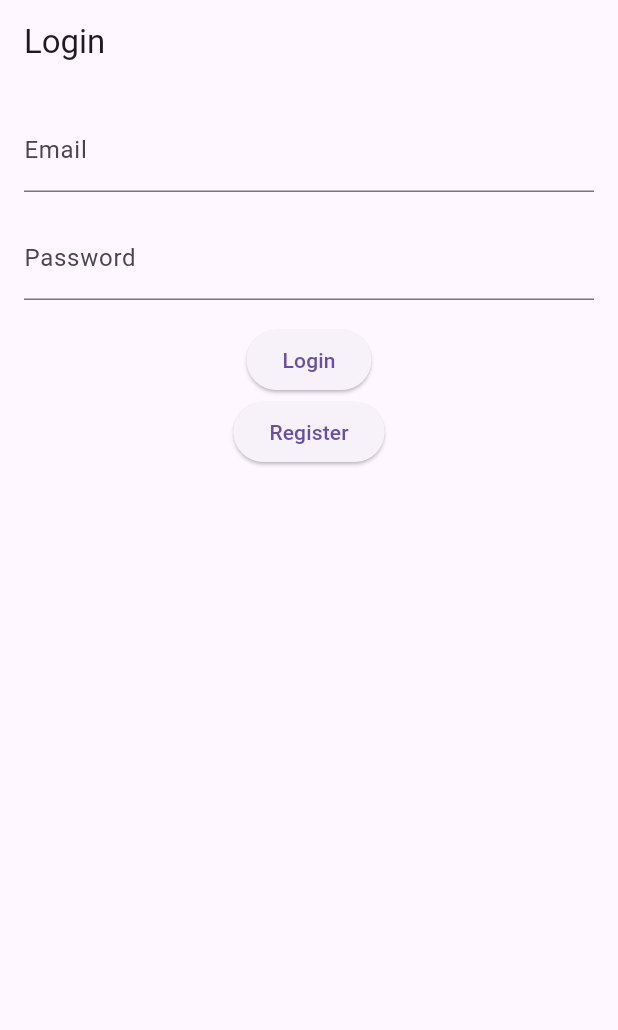
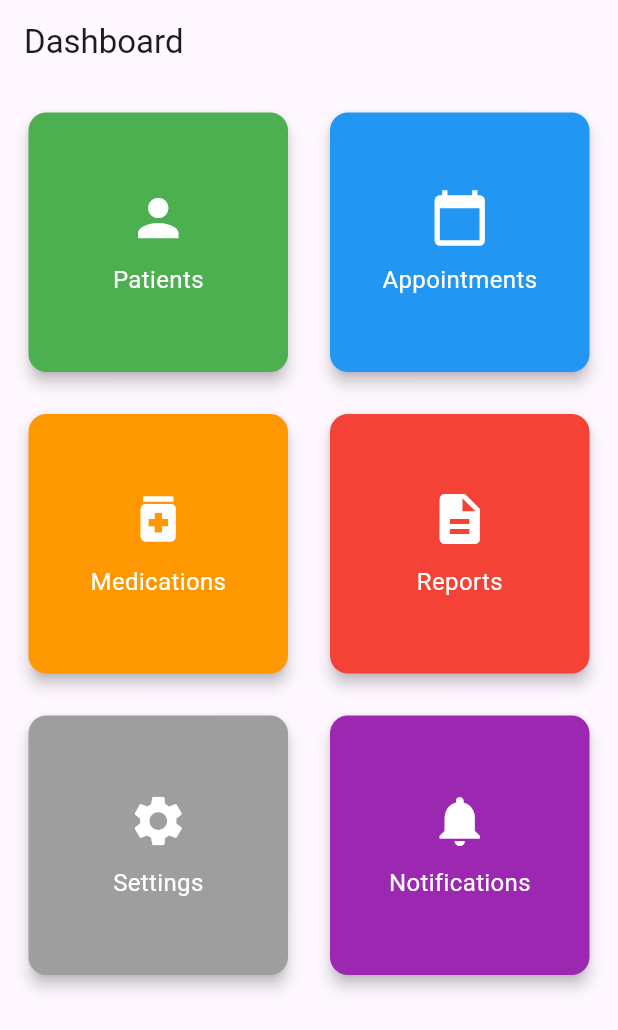
Before and after one commit to INVICTUS9421/flutterApp, a Flutter app: the screen it shows after launch, on a phone screen of 412 x 824 dp. Shown: the top 1030 px of the screen. Run offline on Flutter 3.47's test engine with Material 3 defaults, Android fonts, the phone set to English and light mode, and no system bars.

Commit message:
added Appointment and dashboard

```diff
--- /dev/null
+++ b/lib/dashboard.dart
@@ -0,0 +1,93 @@
+import 'package:flutter/material.dart';
+import 'package:project/Appointment.dart';
+
+class Dashboard extends StatelessWidget {
+  const Dashboard({super.key});
+
+  @override
+  Widget build(BuildContext context) {
+    return MaterialApp(
+      title: 'Medical App',
+      theme: ThemeData(
+        primarySwatch: Colors.blue,
+      ),
+      home: DashboardScreen(),
+    );
+  }
+}
+
+class DashboardScreen extends StatelessWidget {
+  const DashboardScreen({super.key});
+
+  @override
+  Widget build(BuildContext context) {
+    return Scaffold(
+      appBar: AppBar(
+        title: Text('Dashboard'),
+      ),
+      body: Padding(
+        padding: const EdgeInsets.all(15),
+        child: GridView.count(
+          crossAxisCount: 2, // Number of cards in a row
+          childAspectRatio: 1.0, // Keep cards square
+          mainAxisSpacing: 20.0, // Adjust spacing between rows
+          crossAxisSpacing: 20.0, // Adjust spacing between columns
+          children: <Widget>[
+            DashboardCard('Patients', Icons.person, Colors.green),
+            DashboardCard('Appointments', Icons.calendar_today, Colors.blue),
+            DashboardCard('Medications', Icons.medication, Colors.orange),
+            DashboardCard('Reports', Icons.description, Colors.red),
+            DashboardCard('Settings', Icons.settings, Colors.grey),
+            DashboardCard('Notifications', Icons.notifications, Colors.purple),
+          ],
+        ),
+      ),
+    );
+  }
+}
+
+class DashboardCard extends StatelessWidget {
+  final String title;
+  final IconData icon;
+  final Color color;
+
+  const DashboardCard(this.title, this.icon, this.color, {super.key});
+
+  @override
+  Widget build(BuildContext context) {
+    return Card(
+      color: color,
+      elevation: 4.0,
+      child: InkWell(
+        onTap: () {
+          if (title == 'Appointments') {
+            Navigator.push(
+              context,
+              MaterialPageRoute(builder: (context) => AddAppointmentScreen()),
+            );
+          } else {
+            ScaffoldMessenger.of(context).showSnackBar(
+              SnackBar(
+                content: Text('Loading $title'),
+                duration: const Duration(seconds: 2),
+              ),
+            );
+          }
+        },
+        child: Center(
+          child: Column(
+            mainAxisAlignment: MainAxisAlignment.center,
+            children: <Widget>[
+              Icon(icon, size: 40.0, color: Colors.white),
+              const SizedBox(height: 10.0),
+              Text(
+                title,
+                style: const TextStyle(color: Colors.white, fontSize: 16.0),
+              ),
+            ],
+          ),
+        ),
+      ),
+    );
+  }
+}
--- a/pubspec.yaml
+++ b/pubspec.yaml
@@ -45,7 +45,7 @@ dev_dependencies:
   # activated in the `analysis_options.yaml` file located at the root of your
   # package. See that file for information about deactivating specific lint
   # rules and activating additional ones.
-  flutter_lints: ^4.0.0
+  flutter_lints: ^5.0.0
 
 # For information on the generic Dart part of this file, see the
 # following page: https://dart.dev/tools/pub/pubspec
```
Also changed, not shown: lib/Appointment.dart (added, +140 -0 lines), lib/login.dart (+74 -16 lines), lib/register.dart (+83 -38 lines), pubspec.lock, 1 other file.
